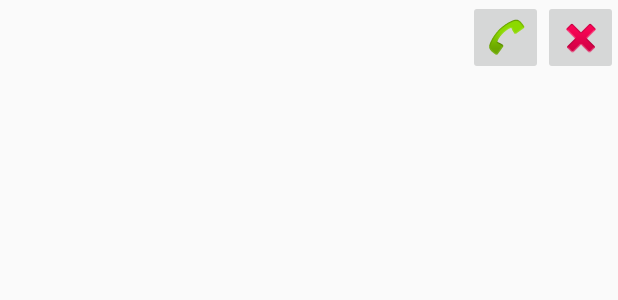
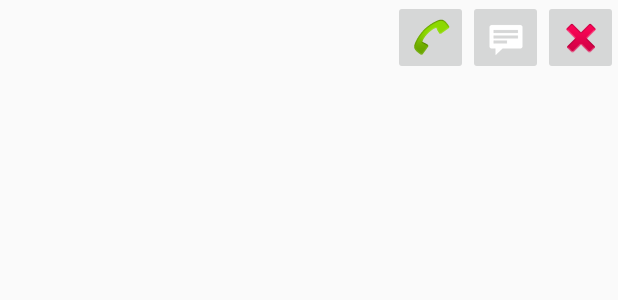
Before and after one commit to Medowhill/cs496proj1, an Android app: the layout contacts_list_item.xml on its own in the app's theme, with its tools: preview values and no code run, on a phone screen of 412 x 824 dp. Shown: the top 300 px of the screen. Run offline under Robolectric (Android 15) with nearby library versions, the phone set to English and light mode, and no system bars.

Commit message:
SMS button added

```diff
--- a/app/src/main/java/com/group2/team/project1/adapter/ContactsAdapter.java
+++ b/app/src/main/java/com/group2/team/project1/adapter/ContactsAdapter.java
@@ -32,6 +32,7 @@ public class ContactsAdapter extends ArrayAdapter<Contact> {
         TextView mNameTv;
         ImageButton mDialButton;
         ImageButton mRemoveButton;
+        ImageButton mSMSButton;
     }
 
     @Override
@@ -47,6 +48,8 @@ public class ContactsAdapter extends ArrayAdapter<Contact> {
             viewHolder.mDialButton.setFocusable(false);
             viewHolder.mRemoveButton = (ImageButton) itemLayout.findViewById(R.id.contacts_item_remove_button);
             viewHolder.mRemoveButton.setFocusable(false);
+            viewHolder.mSMSButton = (ImageButton) itemLayout.findViewById(R.id.contacts_item_SMS_button);
+            viewHolder.mSMSButton.setFocusable(false);
             itemLayout.setTag(viewHolder);
         }
 
@@ -59,7 +62,8 @@ public class ContactsAdapter extends ArrayAdapter<Contact> {
         viewHolder.mRemoveButton.setOnClickListener(mOnClickListener);
         viewHolder.mRemoveButton.setTag(position);
 
-
+        viewHolder.mSMSButton.setOnClickListener(mOnClickListener);
+        viewHolder.mSMSButton.setTag(position);
 
         return itemLayout;
     }
--- a/app/src/main/java/com/group2/team/project1/fragment/PhoneNumberFragment.java
+++ b/app/src/main/java/com/group2/team/project1/fragment/PhoneNumberFragment.java
@@ -97,6 +97,12 @@ public class PhoneNumberFragment extends Fragment {
                         mContactsAdapter.remove(contact);
                         break;
                     }
+                    case R.id.contacts_item_SMS_button:
+                        int position = (Integer) v.getTag();
+                        Contact contact = mContactsAdapter.getItem(position);
+                        Intent smsIntent = new Intent(Intent.ACTION_SENDTO, Uri.parse("smsto:" + contact.mPhoneNumber));
+                        startActivity(smsIntent);
+                        break;
                 }
             }
         };
--- a/app/src/main/res/layout/contacts_list_item.xml
+++ b/app/src/main/res/layout/contacts_list_item.xml
@@ -23,6 +23,13 @@
         android:layout_height="50dp"
         android:focusable="false"
         app:srcCompat="@android:drawable/sym_action_call" />
+    <ImageButton
+        android:id="@+id/contacts_item_SMS_button"
+
+        android:layout_width="50dp"
+        android:layout_height="50dp"
+        android:focusable="false"
+        app:srcCompat="@android:drawable/stat_notify_chat" />
 
     <ImageButton
         android:id="@+id/contacts_item_remove_button"
@@ -31,4 +38,5 @@
         android:layout_height="50dp"
         android:focusable="false"
         app:srcCompat="@android:drawable/ic_delete" />
+
 </LinearLayout>
```
